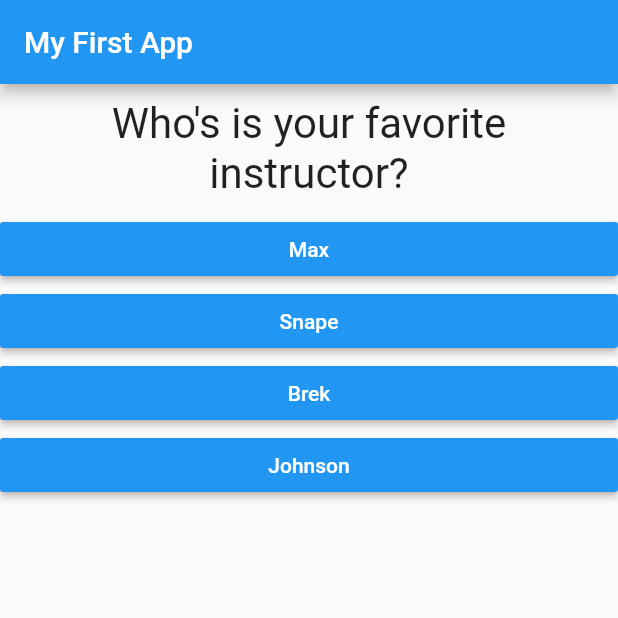
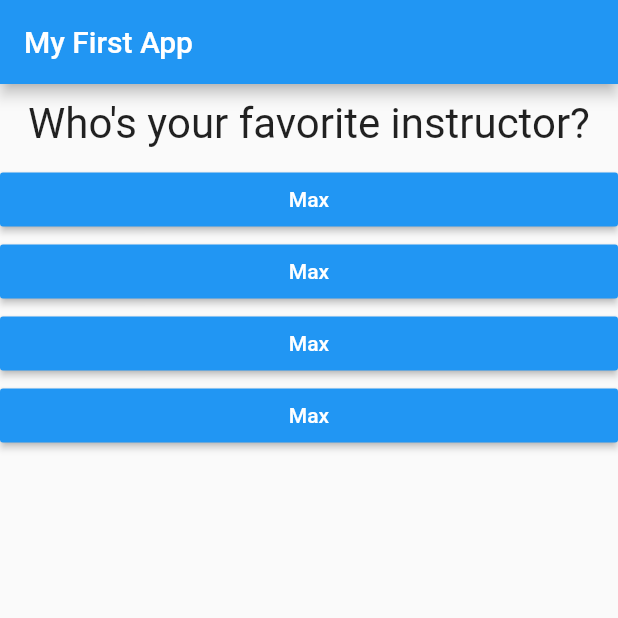
Before and after one commit to brunabncosta/flutter-projects, a Flutter app: the screen it shows after launch, after a tap on "Black", after a tap on "Snake", on a phone screen of 412 x 824 dp, the top half of it. Run offline on Flutter 3.47's test engine with Material 2 defaults, Android fonts, the phone set to English and light mode, and no system bars.

Commit message:
Finish first module flutter course

```diff
--- a/flutter_complete_guide/lib/main.dart
+++ b/flutter_complete_guide/lib/main.dart
@@ -1,8 +1,7 @@
 import 'package:flutter/material.dart';
 
-import './question.dart';
-import './answer.dart';
-
+import './quiz.dart';
+import './result.dart';
 // void main() {
 //   runApp(MyApp());
 // }
@@ -18,46 +17,82 @@ class MyApp extends StatefulWidget {
 }
 
 class _MyAppState extends State<MyApp> {
+  final _questions = const [
+    {
+      'questionText': 'What\'s your favorite color?',
+      'answers': [
+        {'text': 'Black', 'score': 10},
+        {'text': 'Red', 'score': 5},
+        {'text': 'Green', 'score': 3},
+        {'text': 'White', 'score': 1},
+      ],
+    },
+    {
+      'questionText': 'What\'s your favorite animal?',
+      'answers': [
+        {'text': 'Rabbit', 'score': 3},
+        {'text': 'Snake', 'score': 11},
+        {'text': 'Elephant', 'score': 5},
+        {'text': 'Lion', 'score': 9},
+      ],
+    },
+    {
+      'questionText': 'Who\'s your favorite instructor?',
+      'answers': [
+        {'text': 'Max', 'score': 1},
+        {'text': 'Max', 'score': 1},
+        {'text': 'Max', 'score': 1},
+        {'text': 'Max', 'score': 1},
+      ],
+    },
+  ];
   var _questionIndex = 0;
+  var _totalScore = 0;
 
-  void _answerQuestion() {
+  void _resetQuiz() {
+    setState(() {
+      _questionIndex = 0;
+      _totalScore = 0;
+    });
+  }
+
+  void _answerQuestion(int score) {
+    // var aBool = true;
+    // aBool = false;
+
+    _totalScore += score;
+
     setState(() {
       _questionIndex = _questionIndex + 1;
     });
     print(_questionIndex);
+    if (_questionIndex < _questions.length) {
+      print('We have more questions!');
+    } else {
+      print('No more questions!');
+    }
   }
 
   @override
   Widget build(BuildContext context) {
-    const questions = [
-      {
-        'questionText': 'What\'s your favorite color?',
-        'answers': ['Black', 'Red', 'Green', 'White'],
-      },
-      {
-        'questionText': 'What\'s your favorite animal?',
-        'answers': ['Rabbit', 'Snake', 'Elephant', 'Lion'],
-      },
-      {
-        'questionText': 'Who\'s is your favorite instructor?',
-        'answers': ['Max', 'Snape', 'Brek', 'Johnson'],
-      }
-    ];
+    // var dummy = const ['Hello'];
+    // dummy.add('Max');
+    // print(dummy);
+    // dummy = [];
+    // questions = []; // does not work if questions is a const
+
     return MaterialApp(
       home: Scaffold(
         appBar: AppBar(
           title: Text('My First App'),
         ),
-        body: Column(
-          children: [
-            Question(
-              questions[_questionIndex]['questionText'].toString(),
-            ),
-            ...(questions[_questionIndex]['answers'] as List<String>).map((answer) {
-              return Answer(_answerQuestion, answer);
-            }).toList()
-          ],
-        ),
+        body: _questionIndex < _questions.length
+            ? Quiz(
+                answerQuestion: _answerQuestion,
+                questionIndex: _questionIndex,
+                questions: _questions,
+              )
+            : Result(_totalScore, _resetQuiz),
       ),
     );
   }
--- /dev/null
+++ b/flutter_complete_guide/lib/quiz.dart
@@ -0,0 +1,30 @@
+import 'package:flutter/material.dart';
+
+import './question.dart';
+import './answer.dart';
+
+class Quiz extends StatelessWidget {
+  final List<Map<String, Object>> questions;
+  final int questionIndex;
+  final Function answerQuestion;
+
+  Quiz({
+    required this.questions,
+    required this.answerQuestion,
+    required this.questionIndex,
+  });
+
+  @override
+  Widget build(BuildContext context) {
+    return Column(
+      children: [
+        Question(
+          questions[questionIndex]['questionText'] as String,
+        ),
+        ...(questions[questionIndex]['answers'] as List<Map<String, Object>>).map((answer) {
+          return Answer(() => answerQuestion(answer['score']), answer['text'] as String);
+        }).toList()
+      ],
+    );
+  }
+}
```
Also changed, not shown: flutter_complete_guide/lib/answer.dart (+4 -4 lines), flutter_complete_guide/lib/result.dart (added, +44 -0 lines), flutter_complete_guide/pubspec.yaml (+5 -22 lines).
